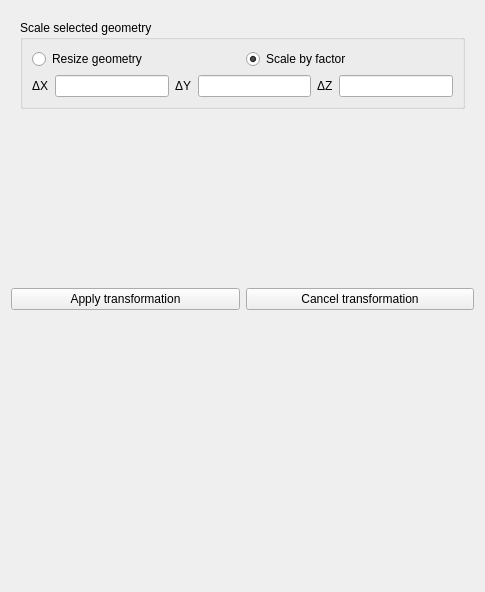
Old version of the form SIM-VICUS/src/SVPropEditGeometry.ui in the repository ghorwin/SIM-VICUS.
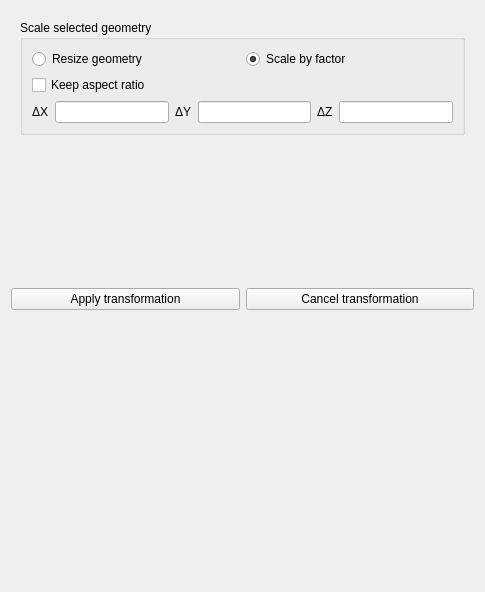
New version of the form. The open tabs and pages were chosen to show the change. Custom widgets are drawn as their Qt base class.

Commit message: Added "Keep aspect ratio" checkbox for scaling operations (closes #502)

Diff of the .ui file:
```diff
--- a/SIM-VICUS/src/SVPropEditGeometry.ui
+++ b/SIM-VICUS/src/SVPropEditGeometry.ui
@@ -392,6 +392,13 @@
             </item>
            </layout>
           </item>
+          <item>
+           <widget class="QCheckBox" name="checkBoxKeepAspectRatio">
+            <property name="text">
+             <string>Keep aspect ratio</string>
+            </property>
+           </widget>
+          </item>
           <item>
            <layout class="QHBoxLayout" name="horizontalLayout_8">
             <item>
```
Left out of the diff: 2 changed lines with no effect on the pictures. The commit also changes 2 other files.
